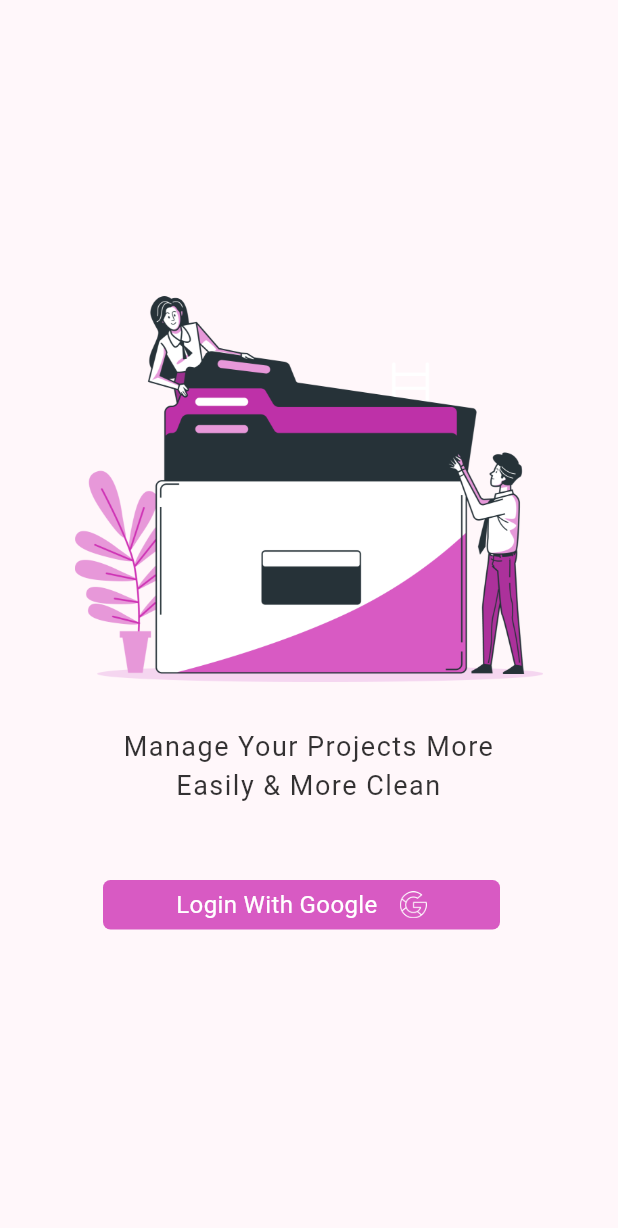
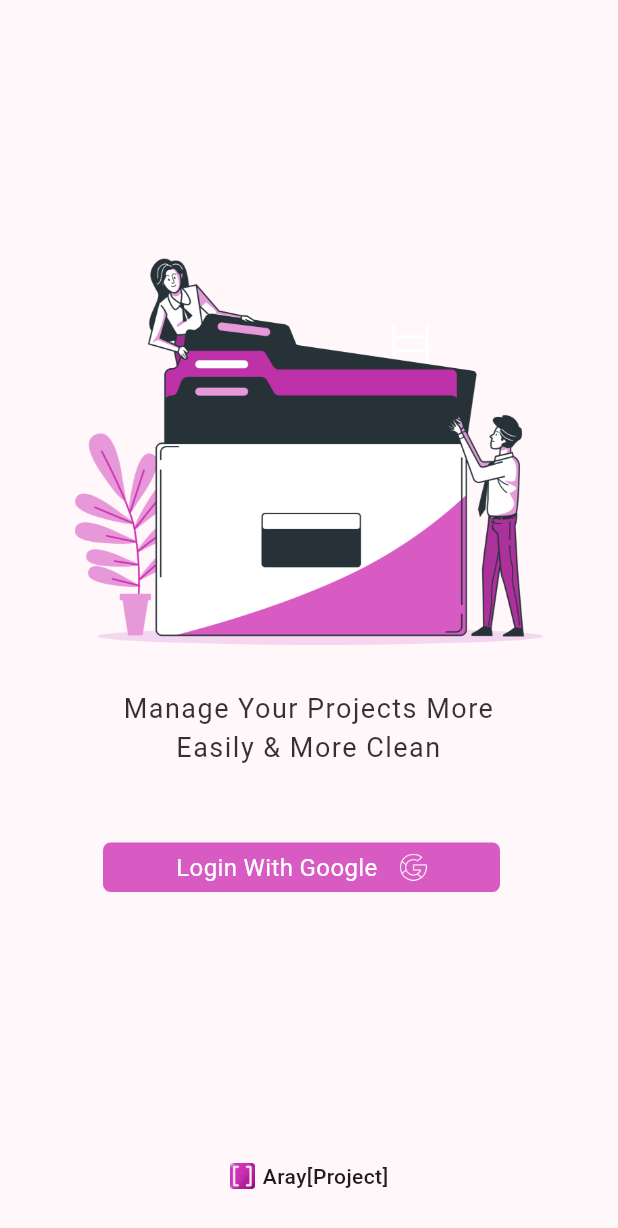
Before and after one commit to shizucc/Aray, a Flutter app: the screen it shows after launch, on a phone screen of 412 x 824 dp. Shown: the top 1228 px of the screen. Run offline on Flutter 3.47's test engine with Material 2 defaults, Android fonts, the light colour scheme and no system bars; our stand-ins replace cloud_firestore, file_picker, firebase_auth, firebase_core, firebase_storage, flutter_image_compress and 7 more; accounts and stored records are empty.

Commit message:
login page done

```diff
--- a/lib/app/modules/auth/views/login_page.dart
+++ b/lib/app/modules/auth/views/login_page.dart
@@ -1,4 +1,3 @@
-import 'package:aray/app/global_widgets/my_text_button_icon.dart';
 import 'package:aray/app/modules/auth/controller/controller_login_page.dart';
 import 'package:aray/app/modules/auth/widgets/login_button.dart';
 import 'package:flutter/cupertino.dart';
@@ -18,10 +17,11 @@ class LoginPage extends StatelessWidget {
           child: Column(
             mainAxisAlignment: MainAxisAlignment.center,
             children: [
+              const Spacer(),
               Container(
-                  margin: EdgeInsets.symmetric(horizontal: 50),
+                  margin: const EdgeInsets.symmetric(horizontal: 50),
                   child: Image.asset('assets/app_image/login_image.png')),
-              Gap(30),
+              const Gap(30),
               ConstrainedBox(
                   constraints: BoxConstraints(maxWidth: Get.width / 1.5),
                   child: Text(
@@ -32,7 +32,7 @@ class LoginPage extends StatelessWidget {
                         fontSize: 18,
                         letterSpacing: 1),
                   )),
-              Gap(50),
+              const Gap(50),
               ConstrainedBox(
                 constraints: BoxConstraints(maxWidth: Get.width / 1.5),
                 child: LoginButtonIcon(
@@ -43,7 +43,7 @@ class LoginPage extends StatelessWidget {
                       height: 18,
                       width: 18,
                     ),
-                    labelTextStyle: TextStyle(
+                    labelTextStyle: const TextStyle(
                         color: Colors.white,
                         fontSize: 16,
                         fontWeight: FontWeight.w400),
@@ -51,6 +51,23 @@ class LoginPage extends StatelessWidget {
                       await controller.signInWithGoogle();
                     }),
               ),
+              const Spacer(),
+              Row(
+                mainAxisAlignment: MainAxisAlignment.center,
+                children: [
+                  Image.asset(
+                    "assets/app_icon/aray_icon.png",
+                    height: 17,
+                    width: 17,
+                  ),
+                  const Gap(5),
+                  const Text(
+                    "Aray[Project]",
+                    style: TextStyle(fontWeight: FontWeight.w500),
+                  )
+                ],
+              ),
+              const Gap(30),
             ],
           ),
         ),
```
